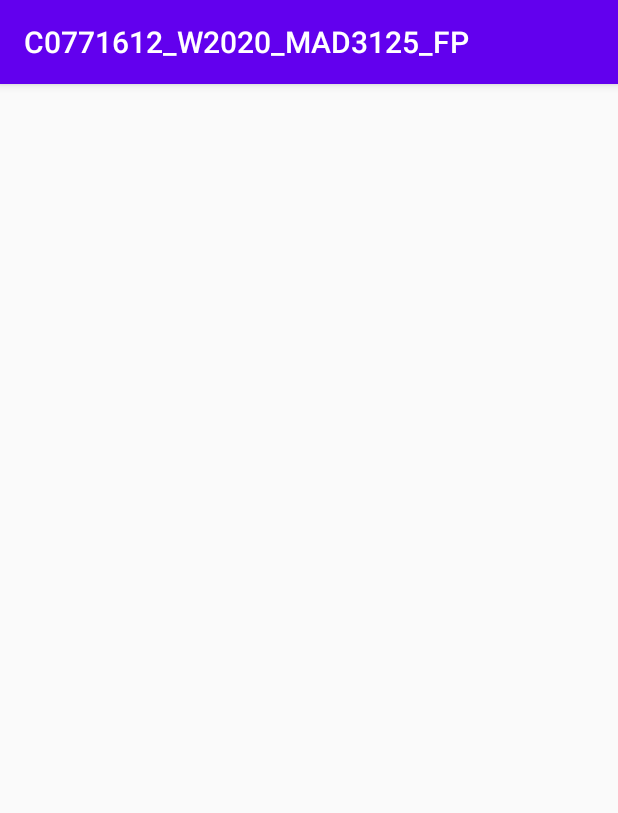
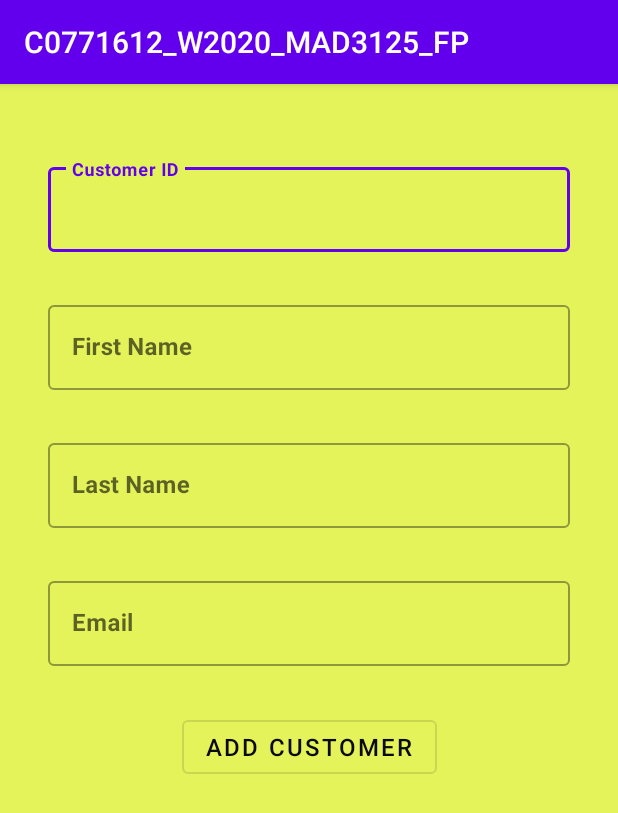
Before and after one commit to shreemarella/C0771612_W2020_MAD3125_FP, an Android app: the customers_details screen opened directly, with no data from a screen before it, on a phone screen of 412 x 824 dp. Shown: the top 813 px of the screen. Run offline under Robolectric (Android 15) with nearby library versions, the phone set to English and light mode, and no system bars.

Commit message:
[SM] created customer details activity with its functions

```diff
--- a/app/src/main/java/com/shreemarella/c0771612_w2020_mad3125_fp/ui/customers_details.java
+++ b/app/src/main/java/com/shreemarella/c0771612_w2020_mad3125_fp/ui/customers_details.java
@@ -6,8 +6,7 @@ import android.os.Bundle;
 
 import com.shreemarella.c0771612_w2020_mad3125_fp.R;
 
-public class
-customers_details extends AppCompatActivity {
+public class customers_details extends AppCompatActivity {
 
     @Override
     protected void onCreate(Bundle savedInstanceState) {
--- a/app/src/main/res/layout/activity_customers_details.xml
+++ b/app/src/main/res/layout/activity_customers_details.xml
@@ -4,9 +4,101 @@
     xmlns:tools="http://schemas.android.com/tools"
     android:layout_width="match_parent"
     android:layout_height="match_parent"
+    android:background="#E5F35B"
     tools:context="com.shreemarella.c0771612_w2020_mad3125_fp.ui.customers_details">
 
+    <com.google.android.material.textfield.TextInputLayout
+        android:id="@+id/customerIDTextInputLayout"
+        style="@style/Widget.MaterialComponents.TextInputLayout.OutlinedBox"
+        android:layout_width="match_parent"
+        android:layout_height="wrap_content"
+        android:layout_marginStart="32dp"
+        android:layout_marginTop="50dp"
+        android:layout_marginEnd="32dp"
+        app:layout_constraintEnd_toEndOf="parent"
+        app:layout_constraintStart_toStartOf="parent"
+        app:layout_constraintTop_toTopOf="parent">
 
+        <com.google.android.material.textfield.TextInputEditText
+            android:id="@+id/customerIDTextInputEditText"
+            android:layout_width="match_parent"
+            android:layout_height="wrap_content"
+            android:hint="Customer ID"
+            android:textStyle="bold" />
+    </com.google.android.material.textfield.TextInputLayout>
+
+    <com.google.android.material.textfield.TextInputLayout
+        android:id="@+id/firstNameTextInputLayout"
+        style="@style/Widget.MaterialComponents.TextInputLayout.OutlinedBox"
+        android:layout_width="match_parent"
+        android:layout_height="wrap_content"
+        android:layout_marginStart="32dp"
+        android:layout_marginTop="30dp"
+        android:layout_marginEnd="32dp"
+        app:layout_constraintEnd_toEndOf="parent"
+        app:layout_constraintStart_toStartOf="parent"
+        app:layout_constraintTop_toBottomOf="@+id/customerIDTextInputLayout">
+
+        <com.google.android.material.textfield.TextInputEditText
+            android:id="@+id/firstNameTextInputEditText"
+            android:layout_width="match_parent"
+            android:layout_height="wrap_content"
+            android:hint="First Name"
+            android:textStyle="bold" />
+    </com.google.android.material.textfield.TextInputLayout>
+
+    <com.google.android.material.textfield.TextInputLayout
+        android:id="@+id/lastNameTextInputLayout"
+        style="@style/Widget.MaterialComponents.TextInputLayout.OutlinedBox"
+        android:layout_width="match_parent"
+        android:layout_height="wrap_content"
+        android:layout_marginStart="32dp"
+        android:layout_marginTop="30dp"
+        android:layout_marginEnd="32dp"
+        app:layout_constraintEnd_toEndOf="parent"
+        app:layout_constraintStart_toStartOf="parent"
+        app:layout_constraintTop_toBottomOf="@+id/firstNameTextInputLayout">
+
+        <com.google.android.material.textfield.TextInputEditText
+            android:id="@+id/lastNameTextInputEditText"
+            android:layout_width="match_parent"
+            android:layout_height="wrap_content"
+            android:hint="Last Name"
+            android:textStyle="bold" />
+    </com.google.android.material.textfield.TextInputLayout>
+
+    <com.google.android.material.textfield.TextInputLayout
+        android:id="@+id/customerEmailTextInputLayout"
+        style="@style/Widget.MaterialComponents.TextInputLayout.OutlinedBox"
+        android:layout_width="match_parent"
+        android:layout_height="wrap_content"
+        android:layout_marginStart="32dp"
+        android:layout_marginTop="30dp"
+        android:layout_marginEnd="32dp"
+        app:layout_constraintEnd_toEndOf="parent"
+        app:layout_constraintStart_toStartOf="parent"
+        app:layout_constraintTop_toBottomOf="@+id/lastNameTextInputLayout">
+
+        <com.google.android.material.textfield.TextInputEditText
+            android:id="@+id/customerEmailTextInputEditText"
+            android:layout_width="match_parent"
+            android:layout_height="wrap_content"
+            android:hint="Email"
+            android:textStyle="bold" />
+    </com.google.android.material.textfield.TextInputLayout>
+
+    <com.google.android.material.button.MaterialButton
+        android:id="@+id/customerbutton"
+        style="@style/Widget.MaterialComponents.Button.OutlinedButton"
+        android:layout_width="wrap_content"
+        android:layout_height="wrap_content"
+        android:layout_marginTop="30dp"
+        android:text="Add Customer"
+        android:textColor="#0B0A0A"
+        android:textSize="16sp"
+        app:layout_constraintEnd_toEndOf="parent"
+        app:layout_constraintStart_toStartOf="parent"
+        app:layout_constraintTop_toBottomOf="@+id/customerEmailTextInputLayout" />
 
 
 </androidx.constraintlayout.widget.ConstraintLayout>
```
